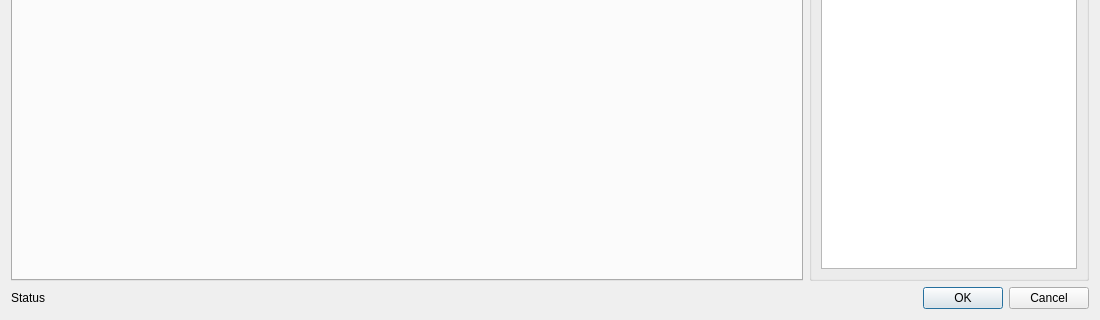
Before: the Qt Designer form src/ui/editors/w_RoutesEditor.ui in Qv2ray/Qv2ray, drawn with Qt 5; both pictures show x 0 to 1100 and y 453 to 773 of the 1100 by 773 pixel window.
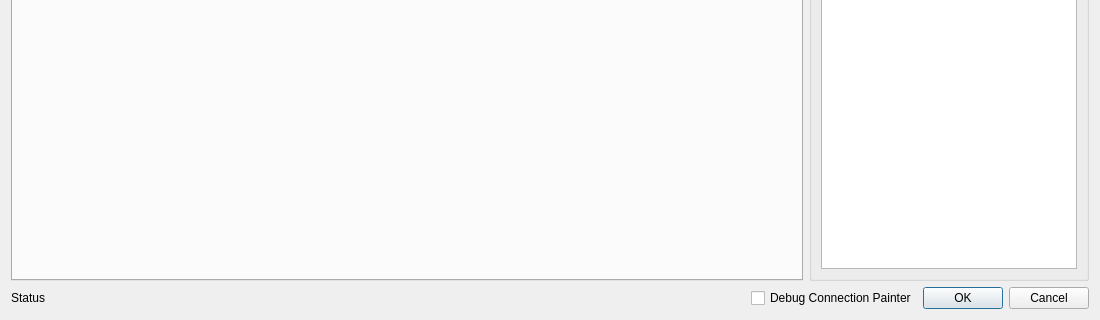
After: the same form once the commit is applied.

The edit to the form file:
```diff
--- a/src/ui/editors/w_RoutesEditor.ui
+++ b/src/ui/editors/w_RoutesEditor.ui
@@ -394,7 +394,7 @@
     </layout>
    </item>
    <item row="2" column="0" colspan="2">
-    <layout class="QHBoxLayout" name="horizontalLayout" stretch="1,0">
+    <layout class="QHBoxLayout" name="horizontalLayout" stretch="1,0,0">
      <item>
       <widget class="QLabel" name="statusLabel">
        <property name="sizePolicy">
@@ -408,6 +408,13 @@
        </property>
       </widget>
      </item>
+     <item>
+      <widget class="QCheckBox" name="debugPainterCB">
+       <property name="text">
+        <string>Debug Connection Painter</string>
+       </property>
+      </widget>
+     </item>
      <item>
       <widget class="QDialogButtonBox" name="buttonBox">
        <property name="sizePolicy">
```
Left out of the diff: 2 changed lines with no effect on the pictures.
